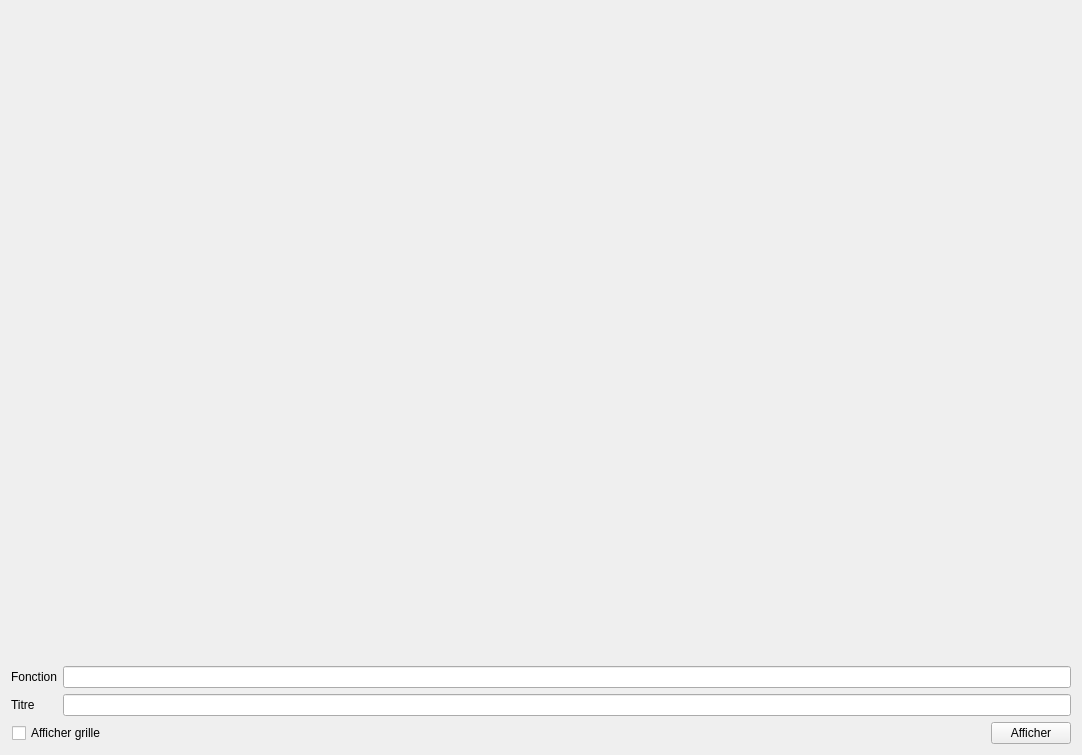
Above: formatif_5/ui/form5.ui from irisDelorme-ecole/session_3_misc before the change. Below: the same form after it.
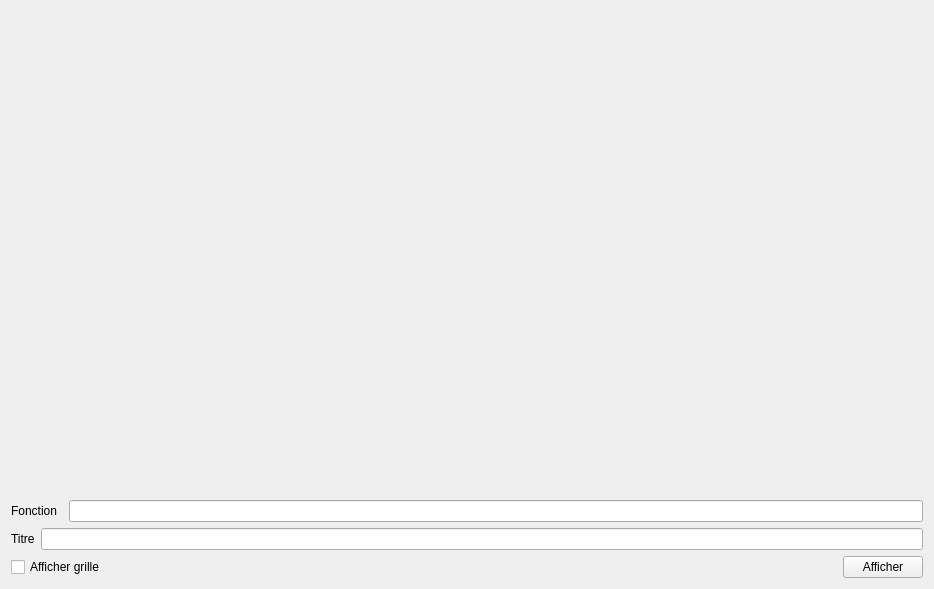
That is the form after the change.

Diff of the .ui file:
```diff
--- a/formatif_5/ui/form5.ui
+++ b/formatif_5/ui/form5.ui
@@ -2,54 +2,71 @@
 <ui version="4.0">
  <class>Form</class>
  <widget class="QWidget" name="Form">
+  <property name="enabled">
+   <bool>true</bool>
+  </property>
   <property name="geometry">
    <rect>
     <x>0</x>
     <y>0</y>
-    <width>1082</width>
-    <height>755</height>
+    <width>934</width>
+    <height>589</height>
    </rect>
   </property>
   <property name="windowTitle">
    <string>Form</string>
   </property>
-  <layout class="QVBoxLayout" name="verticalLayout_2" stretch="1,0">
+  <layout class="QVBoxLayout" name="verticalLayout" stretch="1,0,0,0">
    <item>
-    <layout class="QHBoxLayout" name="horizontalLayout_4"/>
+    <widget class="QWidget" name="plotWidget" native="true"/>
    </item>
    <item>
-    <layout class="QVBoxLayout" name="verticalLayout">
+    <layout class="QHBoxLayout" name="horizontalLayout">
      <item>
-      <layout class="QGridLayout" name="gridLayout">
-       <item row="0" column="0">
         <widget class="QLabel" name="fonctionLabel">
+       <property name="sizePolicy">
+        <sizepolicy hsizetype="Fixed" vsizetype="Fixed">
+         <horstretch>0</horstretch>
+         <verstretch>0</verstretch>
+        </sizepolicy>
+       </property>
          <property name="text">
           <string>Fonction</string>
          </property>
         </widget>
        </item>
-       <item row="0" column="1">
+     <item>
+      <widget class="QWidget" name="widget" native="true"/>
+     </item>
+     <item>
         <widget class="QLineEdit" name="fonctionLineEdit"/>
        </item>
-       <item row="1" column="1">
-        <widget class="QLineEdit" name="titreLineEdit"/>
-       </item>
-       <item row="1" column="0">
+    </layout>
+   </item>
+   <item>
+    <layout class="QHBoxLayout" name="horizontalLayout_2">
+     <item>
         <widget class="QLabel" name="titreLabel">
+       <property name="sizePolicy">
+        <sizepolicy hsizetype="Fixed" vsizetype="Fixed">
+         <horstretch>0</horstretch>
+         <verstretch>0</verstretch>
+        </sizepolicy>
+       </property>
          <property name="text">
           <string>Titre</string>
          </property>
         </widget>
        </item>
+     <item>
+      <widget class="QLineEdit" name="titreLineEdit"/>
+     </item>
       </layout>
      </item>
      <item>
-      <layout class="QHBoxLayout" name="horizontalLayout" stretch="0,1,0">
-       <property name="spacing">
-        <number>1</number>
-       </property>
-       <property name="leftMargin">
-        <number>1</number>
+    <layout class="QHBoxLayout" name="horizontalLayout_3" stretch="0,1">
+     <property name="sizeConstraint">
+      <enum>QLayout::SetMaximumSize</enum>
        </property>
        <item>
         <widget class="QCheckBox" name="afficherGrilleCheckBox">
@@ -58,27 +75,18 @@
          </property>
         </widget>
        </item>
-       <item>
-        <spacer name="horizontalSpacer">
-         <property name="orientation">
-          <enum>Qt::Horizontal</enum>
-         </property>
-         <property name="sizeHint" stdset="0">
-          <size>
-           <width>40</width>
-           <height>20</height>
-          </size>
-         </property>
-        </spacer>
-       </item>
        <item>
         <widget class="QPushButton" name="afficherPushButton">
+       <property name="sizePolicy">
+        <sizepolicy hsizetype="Fixed" vsizetype="Fixed">
+         <horstretch>0</horstretch>
+         <verstretch>0</verstretch>
+        </sizepolicy>
+       </property>
          <property name="text">
           <string>Afficher</string>
          </property>
         </widget>
-       </item>
-      </layout>
      </item>
     </layout>
    </item>
```
Lines whose indentation alone changed are shown as unchanged.
